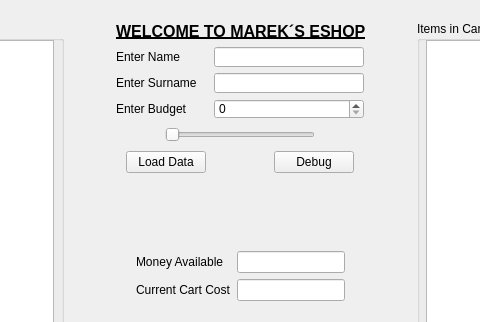
Old version of the form Eshop/Eshop.ui in the repository Holikma/Application-Eshop; both pictures show x 257 to 737 and y 0 to 322 of the 1024 by 550 pixel window.
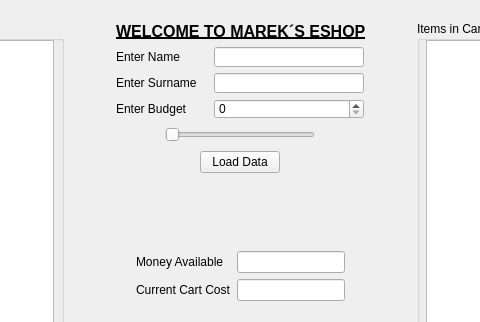
New version of the form.

What changed in the file:
```diff
--- a/Eshop/Eshop.ui
+++ b/Eshop/Eshop.ui
@@ -450,19 +450,6 @@
              </property>
             </widget>
            </item>
-           <item>
-            <widget class="QPushButton" name="Button_Debug">
-             <property name="maximumSize">
-              <size>
-               <width>80</width>
-               <height>16777215</height>
-              </size>
-             </property>
-             <property name="text">
-              <string>Debug</string>
-             </property>
-            </widget>
-           </item>
           </layout>
          </item>
         </layout>
```
